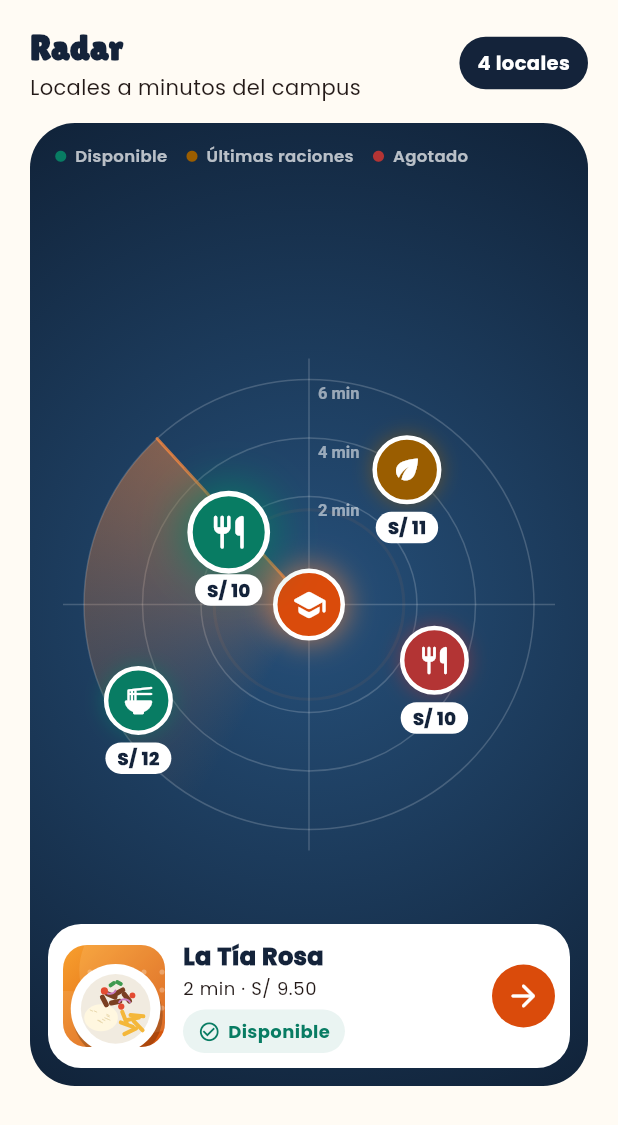
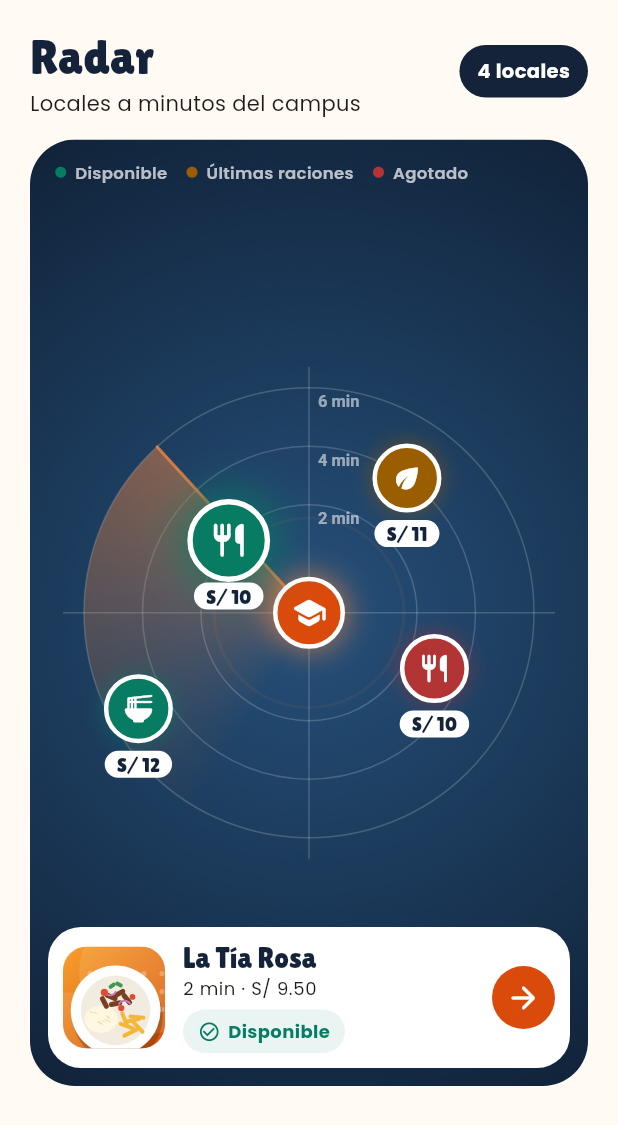
Before and after one commit to JoseGordilloMendoza/menuAppFlutter, a Flutter app: the RadarTab widget shown alone on an empty page, opened directly with empty values, after a tap on "S/ 10", on a phone screen of 412 x 824 dp. Shown: the top 1125 px of the screen. Run offline on Flutter 3.47's test engine with Material 3 defaults, Android fonts, the phone set to English and light mode, and no system bars.

Commit message:
style: usa la tipografia de titulares en el radar
Co-Authored-By: Claude Sonnet 5.5 <noreply@anthropic.com>

```diff
--- a/lib/screens/radar_tab.dart
+++ b/lib/screens/radar_tab.dart
@@ -71,8 +71,8 @@ class _RadarTabState extends State<RadarTab> with SingleTickerProviderStateMixin
                       Text(
                         'Radar',
                         style: Theme.of(context).textTheme.headlineSmall?.copyWith(
-                          fontWeight: FontWeight.w900,
                           color: AppColors.navy,
+                          fontSize: 32,
                         ),
                       ),
                       Text(
@@ -330,11 +330,7 @@ class _RadarPin extends StatelessWidget {
               ),
               child: Text(
                 'S/ ${menu.price.toStringAsFixed(0)}',
-                style: const TextStyle(
-                  color: AppColors.navy,
-                  fontWeight: FontWeight.w900,
-                  fontSize: 12,
-                ),
+                style: AppText.display(13),
               ),
             ),
           ],
@@ -427,11 +423,7 @@ class _PreviewCard extends StatelessWidget {
                     menu.restaurant,
                     maxLines: 1,
                     overflow: TextOverflow.ellipsis,
-                    style: const TextStyle(
-                      color: AppColors.navy,
-                      fontWeight: FontWeight.w900,
-                      fontSize: 16,
-                    ),
+                    style: AppText.display(19),
                   ),
                   const SizedBox(height: 2),
                   Text(
```
